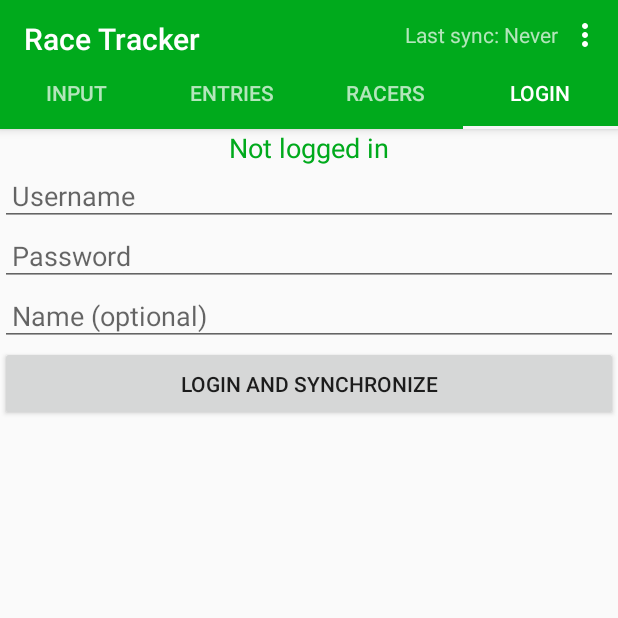
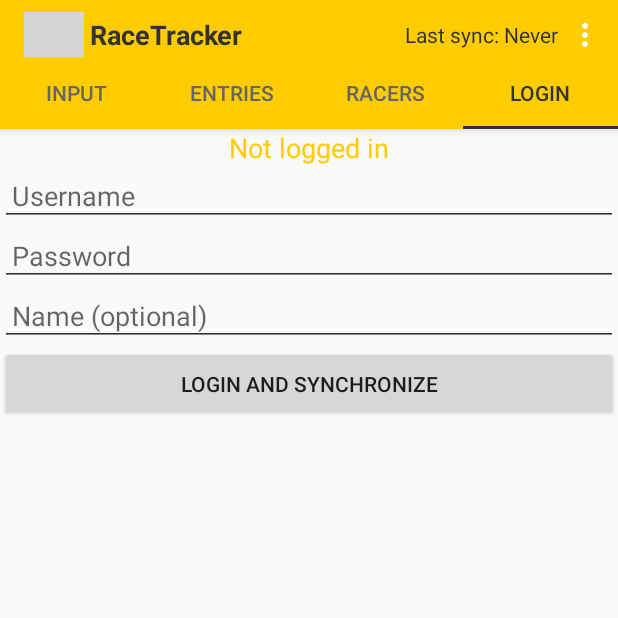
Before and after one commit to TREXAPP/racetracker, an Android app: the screen it shows after launch (MainActivity), tab 4 chosen, on a phone screen of 412 x 824 dp, the top half of it. Run offline under Robolectric (Android 15) with nearby library versions, the phone set to English and light mode, and no system bars; 16 statements that could not run were skipped; grey boxes are pictures that could not be loaded.

Commit message:
v.0.4.002 Beta
App fully branded for CAT. Visual changes only.
TODO: - delete entry to open a confirm popup instead of deleting immediatelly.
- Try to fix the visual bug that shows double entries.
- Investigate the issue when filtering by CP, some are shown with leading 0, ex. '01|Treskavec', while '1|Treskavec' also exists.

```diff
--- a/app/src/main/java/com/trex/racetracker/ActiveRacersExpandableAdapter.java
+++ b/app/src/main/java/com/trex/racetracker/ActiveRacersExpandableAdapter.java
@@ -2,12 +2,14 @@ package com.trex.racetracker;
 
 import android.content.Context;
 import android.content.SharedPreferences;
+import android.graphics.Color;
 import android.graphics.Typeface;
 import android.view.LayoutInflater;
 import android.view.View;
 import android.view.ViewGroup;
 import android.widget.BaseExpandableListAdapter;
 import android.widget.ExpandableListView;
+import android.widget.LinearLayout;
 import android.widget.TextView;
 
 import java.util.HashMap;
@@ -117,6 +119,7 @@ public class ActiveRacersExpandableAdapter extends BaseExpandableListAdapter {
         TextView tvTimeLast = (TextView) convertView.findViewById(R.id.tvTimeLast);
         TextView tvCPNo = (TextView) convertView.findViewById(R.id.tvCPNo);
         TextView tvCPName = (TextView) convertView.findViewById(R.id.tvCPName);
+        LinearLayout llName = (LinearLayout) convertView.findViewById(R.id.llName);
 
         if (activeRacerObj != null) {
             tvBIB.setText(activeRacerObj.getBIB());
--- a/app/src/main/java/com/trex/racetracker/MainActivity.java
+++ b/app/src/main/java/com/trex/racetracker/MainActivity.java
@@ -97,16 +97,22 @@ public class MainActivity extends AppCompatActivity {
 
     private BroadcastReceiver mReceiver;
     private TextView tvSyncInfo;
-    private ImageView ivSyncToolbar;
+   // private ImageView ivSyncToolbar;
 
     @Override
     protected void onCreate(Bundle savedInstanceState) {
+
         super.onCreate(savedInstanceState);
         setContentView(R.layout.activity_main);
         nfcAdapter = NfcAdapter.getDefaultAdapter(this);
 
         Toolbar toolbar = (Toolbar) findViewById(R.id.toolbar);
         setSupportActionBar(toolbar);
+        getSupportActionBar().setDisplayShowTitleEnabled(false);
+        //toolbar.setNavigationIcon(R.drawable.ic_toolbar);
+        toolbar.setTitle("");
+        toolbar.setSubtitle("");
+        //toolbar.setLogo(R.drawable.ic_toolbar);
         // Create the adapter that will return a fragment for each of the three
         // primary sections of the activity.
         mSectionsPagerAdapter = new SectionsPagerAdapter(getSupportFragmentManager());
@@ -115,7 +121,7 @@ public class MainActivity extends AppCompatActivity {
         mViewPager = (ViewPager) findViewById(R.id.container);
         mViewPager.setAdapter(mSectionsPagerAdapter);
 
-        ivSyncToolbar = (ImageView) findViewById(R.id.ivSyncToolbar);
+        //ivSyncToolbar = (ImageView) findViewById(R.id.ivSyncToolbar);
         tvSyncInfo = (TextView) findViewById(R.id.tvSyncInfo);
 
         TabLayout tabLayout = (TabLayout) findViewById(R.id.tabs);
@@ -168,7 +174,7 @@ public class MainActivity extends AppCompatActivity {
         LocalBroadcastManager.getInstance(this).registerReceiver(mReceiver,myFilter);
 
         //initialize info for sync
-        ivSyncToolbar.setVisibility(View.INVISIBLE);
+       // ivSyncToolbar.setVisibility(View.INVISIBLE);
         tvSyncInfo.setText("Last sync: Never");
 
 
@@ -199,7 +205,7 @@ public class MainActivity extends AppCompatActivity {
                         String dateString = new SimpleDateFormat("HH:mm:ss").format(new Date(lastPull));
                         tvSyncInfo.setText("Last sync: " + dateString);
                     }
-                    ivSyncToolbar.setVisibility(View.INVISIBLE);
+                  //  ivSyncToolbar.setVisibility(View.INVISIBLE);
 
                 }
 
@@ -258,7 +264,7 @@ public class MainActivity extends AppCompatActivity {
 
         //App version
         //if (!globals.contains("version"))
-            editor.putString("version","0.4.001 Beta");
+            editor.putString("version","0.4.002 Beta");
 
         //App version
        // if (!globals.contains("AdminPass"))
--- a/app/src/main/res/layout/activity_main.xml
+++ b/app/src/main/res/layout/activity_main.xml
@@ -22,7 +22,29 @@
             android:layout_height="30dp"
             android:background="@color/colorPrimary"
             app:layout_scrollFlags="scroll|enterAlways"
-            app:popupTheme="@style/AppTheme.PopupOverlay">
+
+            app:popupTheme="@style/AppTheme.PopupOverlay"
+            app:titleTextColor="@color/colorPrimaryDark">
+
+            <ImageView
+                android:id="@+id/imageView"
+                android:layout_width="40dp"
+                android:layout_height="wrap_content"
+                android:layout_marginRight="4dp"
+                android:layout_weight="0.45"
+                app:srcCompat="@drawable/catlogo" />
+
+            <TextView
+                android:id="@+id/tvTitle"
+                android:layout_width="wrap_content"
+                android:layout_height="wrap_content"
+                android:layout_gravity="left"
+                android:layout_weight="0.25"
+                android:saveEnabled="false"
+                android:scrollHorizontally="false"
+                android:text="@string/Title"
+                android:textColor="@color/colorPrimaryDark"
+                android:textSize="18sp" />
 
             <TextView
                 android:id="@+id/tvSyncInfo"
@@ -30,8 +52,11 @@
                 android:layout_height="wrap_content"
                 android:layout_gravity="right"
                 android:layout_weight="1"
-                android:text="Syncing..." />
-
+                android:saveEnabled="false"
+                android:scrollHorizontally="false"
+                android:text="Syncing..."
+                android:textColor="@color/colorPrimaryDark" />
+            <!--
             <ImageView
                 android:id="@+id/ivSyncToolbar"
                 android:layout_width="wrap_content"
@@ -39,16 +64,20 @@
                 android:layout_gravity="right"
                 android:layout_weight="1"
                 app:srcCompat="@android:drawable/stat_notify_sync_noanim" />
+-->
+
+        </android.support.v7.widget.Toolbar>
 
 
-        </android.support.v7.widget.Toolbar>
 
 
         <android.support.design.widget.TabLayout
             android:id="@+id/tabs"
             android:layout_width="match_parent"
             android:layout_height="wrap_content"
-            app:tabIndicatorColor="@color/colorLightestGray" />
+            app:tabIndicatorColor="@color/colorPrimaryDark"
+            app:tabSelectedTextColor="@color/colorPrimaryDark"
+            app:tabTextColor="@color/colorDarkGray" />
 
     </android.support.design.widget.AppBarLayout>
 
--- a/app/src/main/res/layout/fragment_login.xml
+++ b/app/src/main/res/layout/fragment_login.xml
@@ -84,79 +84,80 @@
             android:id="@+id/layoutLoginInfo">
 
             <LinearLayout
-                android:orientation="vertical"
                 android:layout_width="match_parent"
                 android:layout_height="wrap_content"
+                android:layout_margin="5dp"
+                android:layout_weight="0"
                 android:background="@color/colorPrimaryLighest"
-                android:layout_margin="5dp"
-                android:layout_weight="0">
+                android:orientation="vertical">
 
                 <LinearLayout
-                    android:orientation="horizontal"
                     android:layout_width="match_parent"
                     android:layout_height="wrap_content"
-                    android:layout_margin="3dp">
+                    android:layout_margin="3dp"
+                    android:orientation="horizontal">
 
                     <TextView
-                        android:text="Operator:"
+                        android:id="@+id/tvOperatorLabel"
                         android:layout_width="100dp"
                         android:layout_height="wrap_content"
-                        android:id="@+id/tvOperatorLabel"
-                        android:layout_weight="0" />
+                        android:layout_weight="0"
+                        android:text="Operator:"
+                        android:textColorLink="@color/colorAccent" />
 
                     <TextView
-                        android:text="Zoki"
+                        android:id="@+id/tvOperator"
                         android:layout_width="match_parent"
                         android:layout_height="wrap_content"
-                        android:id="@+id/tvOperator"
                         android:layout_weight="1"
+                        android:text="Zoki"
                         android:textStyle="bold" />
 
                 </LinearLayout>
 
                 <LinearLayout
-                    android:orientation="horizontal"
                     android:layout_width="match_parent"
                     android:layout_height="wrap_content"
-                    android:layout_margin="3dp">
+                    android:layout_margin="3dp"
+                    android:orientation="horizontal">
 
                     <TextView
-                        android:text="Username:"
+                        android:id="@+id/tvUsernameLabel"
+                        android:layout_width="100dp"
                         android:layout_height="wrap_content"
-                        android:id="@+id/tvUsernameLabel"
                         android:layout_weight="0"
-                        android:layout_width="100dp" />
+                        android:text="Username:" />
 
                     <TextView
-                        android:text="treskavec1"
+                        android:id="@+id/tvUsername"
                         android:layout_width="match_parent"
                         android:layout_height="wrap_content"
-                        android:id="@+id/tvUsername"
                         android:layout_weight="1"
+                        android:text="treskavec1"
                         android:textStyle="bold" />
 
                 </LinearLayout>
 
                 <LinearLayout
-                    android:orientation="horizontal"
                     android:layout_width="match_parent"
                     android:layout_height="wrap_content"
+                    android:layout_margin="3dp"
                     android:layout_weight="0"
-                    android:layout_margin="3dp">
+                    android:orientation="horizontal">
 
                     <TextView
-                        android:text="Control Point:"
+                        android:id="@+id/tvControlPointLabel"
                         android:layout_width="100dp"
                         android:layout_height="wrap_content"
-                        android:id="@+id/tvControlPointLabel"
-                        android:layout_weight="0" />
+                        android:layout_weight="0"
+                        android:text="Control Point:" />
 
                     <TextView
-                        android:text="Treskavec"
+                        android:id="@+id/tvControlPoint"
                         android:layout_width="wrap_content"
                         android:layout_height="wrap_content"
-                        android:id="@+id/tvControlPoint"
                         android:layout_weight="1"
+                        android:text="Treskavec"
                         android:textStyle="bold" />
                 </LinearLayout>
             </LinearLayout>
--- a/app/src/main/res/values-v21/styles.xml
+++ b/app/src/main/res/values-v21/styles.xml
@@ -5,5 +5,6 @@
         <item name="windowNoTitle">true</item>
         <item name="android:windowDrawsSystemBarBackgrounds">true</item>
         <item name="android:statusBarColor">@android:color/transparent</item>
+        <item name="android:textColorSecondary">@color/colorPrimaryDark</item>
     </style>
 </resources>
--- a/app/src/main/res/values/colors.xml
+++ b/app/src/main/res/values/colors.xml
@@ -1,12 +1,12 @@
 <?xml version="1.0" encoding="utf-8"?>
 <resources>
-    <color name="colorPrimary">#00aa1c</color>
-    <color name="colorPrimaryDark">#004f0d</color>
+    <color name="colorPrimary">#ffcc01</color>
+    <color name="colorPrimaryDark">#333333</color>
     <color name="colorAccent">#000000</color>
     <color name="colorLightGray">#bbd0bf</color>
     <color name="colorDarkGray">#656565</color>
     <color name="colorLightestGray">#f5f5f5</color>
-    <color name="colorPrimaryLighest">#7bfdb1</color>
+    <color name="colorPrimaryLighest">#ffe57f</color>
     <color name="foreground_material_light">#eadddd</color>
     <color name="primary_text_default_material_light">#de7a4040</color>
     <color name="primary_text_material_light">#ffffff</color>
--- a/app/src/main/res/values/strings.xml
+++ b/app/src/main/res/values/strings.xml
@@ -79,4 +79,5 @@
 
     <string name="pref_title_vibrate">Vibrate</string>
     <string name="title_activity_sync_settings">Synchronization Settings</string>
+    <string name="Title"><b>RaceTracker</b></string>
 </resources>
--- a/app/src/main/res/values/styles.xml
+++ b/app/src/main/res/values/styles.xml
@@ -13,6 +13,7 @@
     <style name="AppTheme.NoActionBar">
         <item name="windowActionBar">false</item>
         <item name="windowNoTitle">true</item>
+        <item name="android:textColorSecondary">@color/colorPrimaryDark</item>
     </style>
 
     <style name="AppTheme.AppBarOverlay" parent="ThemeOverlay.AppCompat.Dark.ActionBar" />
```
Also changed, not shown: app/src/main/java/com/trex/racetracker/ActiveRacersAdapter.java (+7 -0 lines), app/src/main/java/com/trex/racetracker/SettingsActivity.java (+9 -4 lines), app/src/main/res/layout/row_racers.xml (+78 -75 lines).
